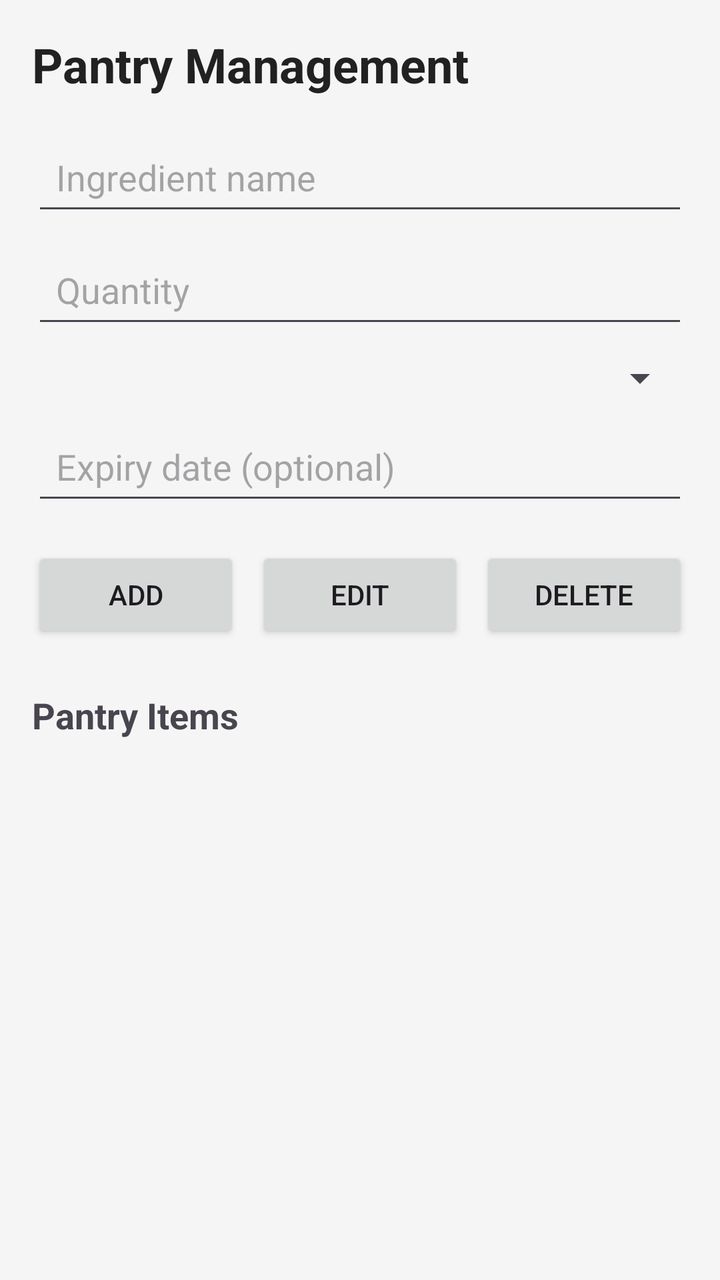
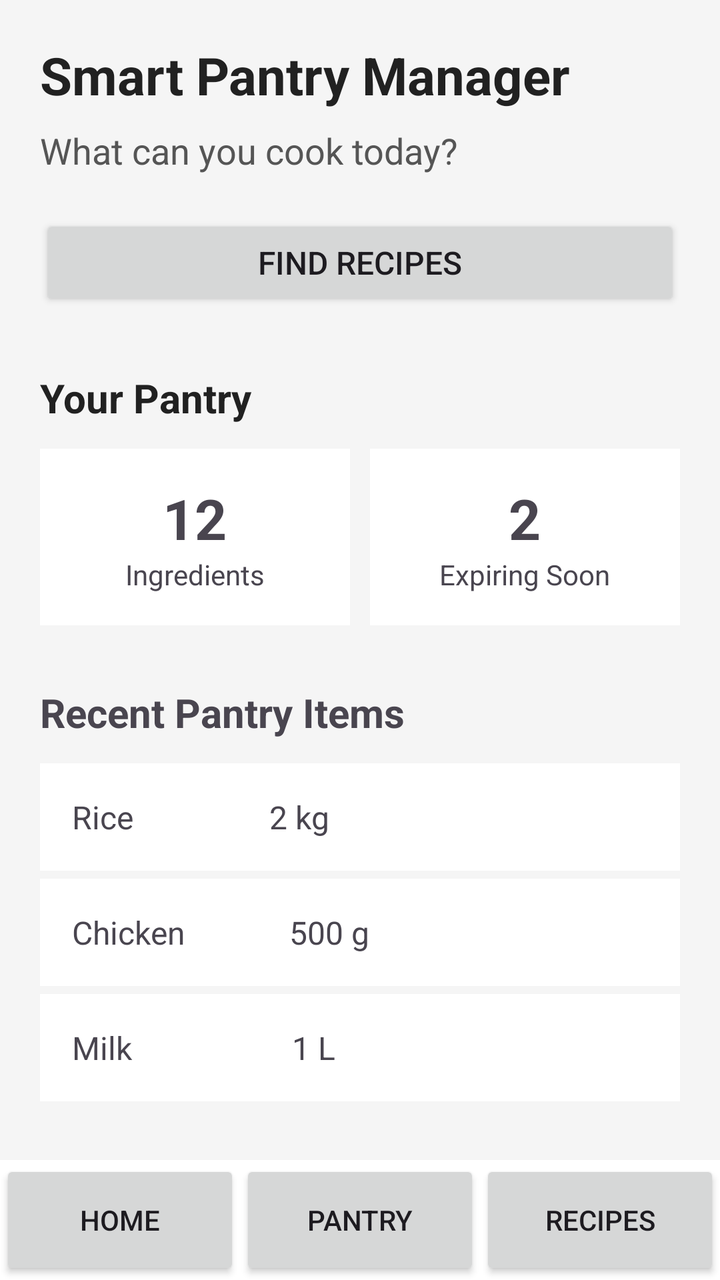

Before-and-after screenshots of an Android layout around one commit, followed by the original layout XML and the change that was made.
<!-- AndroidManifest.xml: application theme Theme.SmartPantryManager -->
<!-- res/layout/activity_main.xml -->
<?xml version="1.0" encoding="utf-8"?>
<LinearLayout
    xmlns:android="http://schemas.android.com/apk/res/android"
    xmlns:tools="http://schemas.android.com/tools"
    android:layout_width="match_parent"
    android:layout_height="match_parent"
    android:orientation="vertical"
    android:padding="16dp"
    android:background="#F5F5F5">

    <TextView
        android:id="@+id/txtTitle"
        android:layout_width="match_parent"
        android:layout_height="wrap_content"
        android:text="Pantry Management"
        android:textSize="24sp"
        android:textStyle="bold"
        android:textColor="#212121"
        android:paddingBottom="16dp"
        tools:ignore="HardcodedText" />

    <EditText
        android:id="@+id/edtIngredientName"
        android:layout_width="match_parent"
        android:layout_height="wrap_content"
        android:hint="Ingredient name"
        android:inputType="textCapSentences"
        android:padding="12dp"
        tools:ignore="HardcodedText" />

    
    <EditText
        android:id="@+id/edtQuantity"
        android:layout_width="match_parent"
        android:layout_height="wrap_content"
        android:layout_marginTop="8dp"
        android:hint="Quantity"
        android:inputType="numberDecimal"
        android:padding="12dp"
        tools:ignore="HardcodedText" />

    <Spinner
        android:id="@+id/spinnerUnit"
        android:layout_width="match_parent"
        android:layout_height="wrap_content"
        android:layout_marginTop="8dp" />

    <EditText
        android:id="@+id/edtExpiryDate"
        android:layout_width="match_parent"
        android:layout_height="wrap_content"
        android:layout_marginTop="8dp"
        android:hint="Expiry date (optional)"
        android:focusable="false"
        android:clickable="true"
        android:padding="12dp"
        tools:ignore="HardcodedText,KeyboardInaccessibleWidget" />

    <LinearLayout
        android:layout_width="match_parent"
        android:layout_height="wrap_content"
        android:layout_marginTop="16dp"
        android:orientation="horizontal">

        <Button
            android:id="@+id/btnAdd"
            android:layout_width="0dp"
            android:layout_height="wrap_content"
            android:layout_weight="1"
            android:text="Add"
            tools:ignore="HardcodedText" />

        <Button
            android:id="@+id/btnEdit"
            android:layout_width="0dp"
            android:layout_height="wrap_content"
            android:layout_weight="1"
            android:layout_marginStart="8dp"
            android:text="Edit"
            tools:ignore="ButtonStyle" />

        <Button
            android:id="@+id/btnDelete"
            android:layout_width="0dp"
            android:layout_height="wrap_content"
            android:layout_weight="1"
            android:layout_marginStart="8dp"
            android:text="Delete"
            tools:ignore="HardcodedText" />

    </LinearLayout>

    <TextView
        android:id="@+id/txtItemsTitle"
        android:layout_width="match_parent"
        android:layout_height="wrap_content"
        android:layout_marginTop="24dp"
        android:text="Pantry Items"
        android:textSize="18sp"
        android:textStyle="bold"
        tools:ignore="HardcodedText" />

    <ListView
        android:id="@+id/listPantryItems"
        android:layout_width="match_parent"
        android:layout_height="0dp"
        android:layout_weight="1"
        android:layout_marginTop="8dp" />

</LinearLayout>
<!-- resources referenced by this layout -->
<resources>
  <style name="Theme.SmartPantryManager" parent="Base.Theme.SmartPantryManager" />
  <style name="Base.Theme.SmartPantryManager" parent="Theme.Material3.DayNight.NoActionBar">
          
          
      </style>
</resources>

<!-- the commit's change to res/layout/activity_main.xml (unified diff, before → after) -->
@@ -1,110 +1,187 @@
 <?xml version="1.0" encoding="utf-8"?>
 <LinearLayout
     xmlns:android="http://schemas.android.com/apk/res/android"
-    xmlns:tools="http://schemas.android.com/tools"
     android:layout_width="match_parent"
     android:layout_height="match_parent"
     android:orientation="vertical"
-    android:padding="16dp"
     android:background="#F5F5F5">
 
-    <TextView
-        android:id="@+id/txtTitle"
+    <ScrollView
         android:layout_width="match_parent"
-        android:layout_height="wrap_content"
-        android:text="Pantry Management"
-        android:textSize="24sp"
-        android:textStyle="bold"
-        android:textColor="#212121"
-        android:paddingBottom="16dp"
-        tools:ignore="HardcodedText" />
+        android:layout_height="0dp"
+        android:layout_weight="1">
 
-    <EditText
-        android:id="@+id/edtIngredientName"
-        android:layout_width="match_parent"
-        android:layout_height="wrap_content"
-        android:hint="Ingredient name"
-        android:inputType="textCapSentences"
-        android:padding="12dp"
-        tools:ignore="HardcodedText" />
+        <LinearLayout
+            android:layout_width="match_parent"
+            android:layout_height="wrap_content"
+            android:orientation="vertical"
+            android:padding="20dp">
 
-    
-    <EditText
-        android:id="@+id/edtQuantity"
-        android:layout_width="match_parent"
-        android:layout_height="wrap_content"
-        android:layout_marginTop="8dp"
-        android:hint="Quantity"
-        android:inputType="numberDecimal"
-        android:padding="12dp"
-        tools:ignore="HardcodedText" />
+            <TextView
+                android:id="@+id/txtAppTitle"
+                android:layout_width="match_parent"
+                android:layout_height="wrap_content"
+                android:text="Smart Pantry Manager"
+                android:textSize="26sp"
+                android:textStyle="bold"
+                android:textColor="#212121" />
 
-    <Spinner
-        android:id="@+id/spinnerUnit"
-        android:layout_width="match_parent"
-        android:layout_height="wrap_content"
-        android:layout_marginTop="8dp" />
+            <TextView
+                android:id="@+id/txtWelcome"
+                android:layout_width="match_parent"
+                android:layout_height="wrap_content"
+                android:layout_marginTop="8dp"
+                android:text="What can you cook today?"
+                android:textSize="18sp"
+                android:textColor="#555555" />
 
-    <EditText
-        android:id="@+id/edtExpiryDate"
-        android:layout_width="match_parent"
-        android:layout_height="wrap_content"
-        android:layout_marginTop="8dp"
-        android:hint="Expiry date (optional)"
-        android:focusable="false"
-        android:clickable="true"
-        android:padding="12dp"
-        tools:ignore="HardcodedText,KeyboardInaccessibleWidget" />
+            <Button
+                android:id="@+id/btnFindRecipes"
+                android:layout_width="match_parent"
+                android:layout_height="wrap_content"
+                android:layout_marginTop="20dp"
+                android:text="Find Recipes"
+                android:textSize="16sp" />
+
+            <TextView
+                android:id="@+id/txtPantrySummaryTitle"
+                android:layout_width="match_parent"
+                android:layout_height="wrap_content"
+                android:layout_marginTop="30dp"
+                android:text="Your Pantry"
+                android:textSize="20sp"
+                android:textStyle="bold"
+                android:textColor="#212121" />
+
+            <LinearLayout
+                android:layout_width="match_parent"
+                android:layout_height="wrap_content"
+                android:layout_marginTop="12dp"
+                android:orientation="horizontal">
+
+                <LinearLayout
+                    android:layout_width="0dp"
+                    android:layout_height="wrap_content"
+                    android:layout_weight="1"
+                    android:orientation="vertical"
+                    android:gravity="center"
+                    android:padding="16dp"
+                    android:background="#FFFFFF">
+
+                    <TextView
+                        android:id="@+id/txtIngredientCount"
+                        android:layout_width="wrap_content"
+                        android:layout_height="wrap_content"
+                        android:text="12"
+                        android:textSize="28sp"
+                        android:textStyle="bold" />
+
+                    <TextView
+                        android:layout_width="wrap_content"
+                        android:layout_height="wrap_content"
+                        android:text="Ingredients"
+                        android:textSize="14sp" />
+
+                </LinearLayout>
+
+                <LinearLayout
+                    android:layout_width="0dp"
+                    android:layout_height="wrap_content"
+                    android:layout_weight="1"
+                    android:layout_marginStart="10dp"
+                    android:orientation="vertical"
+                    android:gravity="center"
+                    android:padding="16dp"
+                    android:background="#FFFFFF">
+
+                    <TextView
+                        android:id="@+id/txtExpiringCount"
+                        android:layout_width="wrap_content"
+                        android:layout_height="wrap_content"
+                        android:text="2"
+                        android:textSize="28sp"
+                        android:textStyle="bold" />
+
+                    <TextView
+                        android:layout_width="wrap_content"
+                        android:layout_height="wrap_content"
+                        android:text="Expiring Soon"
+                        android:textSize="14sp" />
+
+                </LinearLayout>
+
+            </LinearLayout>
+
+            <TextView
+                android:id="@+id/txtRecentItems"
+                android:layout_width="match_parent"
+                android:layout_height="wrap_content"
+                android:layout_marginTop="30dp"
+                android:text="Recent Pantry Items"
+                android:textSize="20sp"
+                android:textStyle="bold" />
+
+            <TextView
+                android:id="@+id/txtRice"
+                android:layout_width="match_parent"
+                android:layout_height="wrap_content"
+                android:layout_marginTop="12dp"
+                android:padding="16dp"
+                android:background="#FFFFFF"
+                android:text="Rice                 2 kg"
+                android:textSize="16sp" />
+
+            <TextView
+                android:id="@+id/txtChicken"
+                android:layout_width="match_parent"
+                android:layout_height="wrap_content"
+                android:layout_marginTop="4dp"
+                android:padding="16dp"
+                android:background="#FFFFFF"
+                android:text="Chicken             500 g"
+                android:textSize="16sp" />
+
+            <TextView
+                android:id="@+id/txtMilk"
+                android:layout_width="match_parent"
+                android:layout_height="wrap_content"
+                android:layout_marginTop="4dp"
+                android:padding="16dp"
+                android:background="#FFFFFF"
+                android:text="Milk                    1 L"
+                android:textSize="16sp" />
+
+        </LinearLayout>
+
+    </ScrollView>
 
     <LinearLayout
         android:layout_width="match_parent"
-        android:layout_height="wrap_content"
-        android:layout_marginTop="16dp"
-        android:orientation="horizontal">
+        android:layout_height="60dp"
+        android:orientation="horizontal"
+        android:background="#FFFFFF">
 
         <Button
-            android:id="@+id/btnAdd"
+            android:id="@+id/btnHome"
             android:layout_width="0dp"
-            android:layout_height="wrap_content"
+            android:layout_height="match_parent"
             android:layout_weight="1"
-            android:text="Add"
-            tools:ignore="HardcodedText" />
+            android:text="Home" />
 
         <Button
-            android:id="@+id/btnEdit"
+            android:id="@+id/btnPantry"
             android:layout_width="0dp"
-            android:layout_height="wrap_content"
+            android:layout_height="match_parent"
             android:layout_weight="1"
-            android:layout_marginStart="8dp"
-            android:text="Edit"
-            tools:ignore="ButtonStyle" />
+            android:text="Pantry" />
 
         <Button
-            android:id="@+id/btnDelete"
+            android:id="@+id/btnRecipes"
             android:layout_width="0dp"
-            android:layout_height="wrap_content"
+            android:layout_height="match_parent"
             android:layout_weight="1"
-            android:layout_marginStart="8dp"
-            android:text="Delete"
-            tools:ignore="HardcodedText" />
+            android:text="Recipes" />
 
     </LinearLayout>
 
-    <TextView
-        android:id="@+id/txtItemsTitle"
-        android:layout_width="match_parent"
-        android:layout_height="wrap_content"
-        android:layout_marginTop="24dp"
-        android:text="Pantry Items"
-        android:textSize="18sp"
-        android:textStyle="bold"
-        tools:ignore="HardcodedText" />
-
-    <ListView
-        android:id="@+id/listPantryItems"
-        android:layout_width="match_parent"
-        android:layout_height="0dp"
-        android:layout_weight="1"
-        android:layout_marginTop="8dp" />
-
 </LinearLayout>
